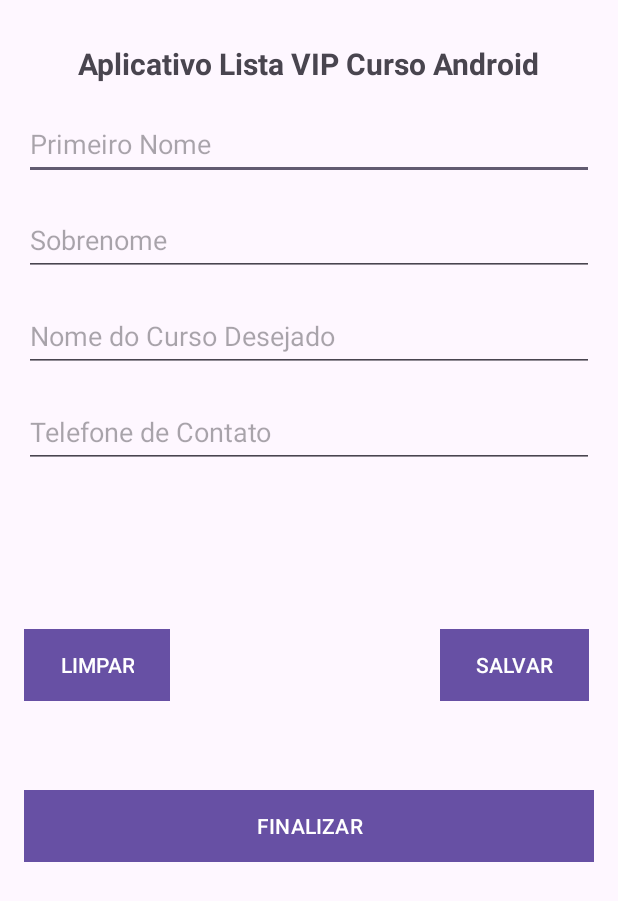
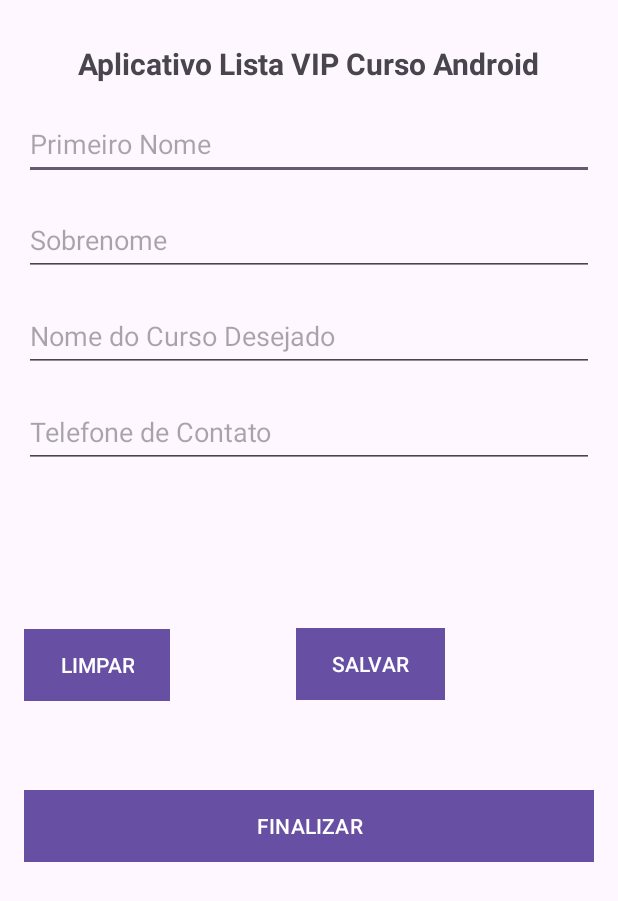
Before and after one commit to RafaelDangelo/Curso-Desenvolvimento-Android-2023, an Android app: the screen it shows after launch (MainActivity), on a phone screen of 412 x 824 dp. Shown: the top 901 px of the screen. Run offline under Robolectric (Android 15) with nearby library versions, the phone set to English and light mode, and no system bars.

Commit message:
Implementação das funcionalidades dos botões do projeto.

```diff
--- a/AppListaCurso/app/src/main/java/devandroid/dangelo/applistacurso/view/MainActivity.java
+++ b/AppListaCurso/app/src/main/java/devandroid/dangelo/applistacurso/view/MainActivity.java
@@ -7,6 +7,7 @@ import android.util.Log;
 import android.view.View;
 import android.widget.Button;
 import android.widget.EditText;
+import android.widget.Toast;
 
 import devandroid.dangelo.applistacurso.R;
 import devandroid.dangelo.applistacurso.model.Pessoa;
@@ -30,10 +31,10 @@ public class MainActivity extends AppCompatActivity {
         setContentView(R.layout.activity_main);
 
         pessoa = new Pessoa();
-        pessoa.setPrimeiroNome("Rafael");
+        /*pessoa.setPrimeiroNome("Rafael");
         pessoa.setSobreNome("Dangelo");
         pessoa.setTelefone("12 99234765");
-        pessoa.setCursoDesejado("Desenvolvimento Android");
+        pessoa.setCursoDesejado("Desenvolvimento Android");*/
 
         editTextPrimeiroNome = findViewById(R.id.editTextPrimeiroNome);
         editTextSobrenome = findViewById(R.id.editTextSobrenome);
@@ -47,10 +48,30 @@ public class MainActivity extends AppCompatActivity {
         btnLimpar.setOnClickListener(new View.OnClickListener() {
             @Override
             public void onClick(View view) {
-                editTextNomeCurso.setText("");
+                editTextPrimeiroNome.setText("");
                 editTextSobrenome.setText("");
                 editTextNomeCurso.setText("");
                 editTextTelefone.setText("");
+            }
+        });
+
+        btnFinalizar.setOnClickListener(new View.OnClickListener() {
+            @Override
+            public void onClick(View view) {
+                Toast.makeText(MainActivity.this,"Obrigado por usar nosso App!", Toast.LENGTH_LONG).show();
+                finish();
+            }
+        });
+
+        btnSalvar.setOnClickListener(new View.OnClickListener() {
+            @Override
+            public void onClick(View view) {
+                pessoa.setPrimeiroNome(editTextPrimeiroNome.getText().toString());
+                pessoa.setSobreNome(editTextSobrenome.getText().toString());
+                pessoa.setCursoDesejado(editTextNomeCurso.getText().toString());
+                pessoa.setTelefone(editTextTelefone.getText().toString());
+
+                Toast.makeText(MainActivity.this,"Salvo: " + pessoa.toString(), Toast.LENGTH_LONG).show();
             }
         });
 
--- a/AppListaCurso/app/src/main/res/layout/activity_main.xml
+++ b/AppListaCurso/app/src/main/res/layout/activity_main.xml
@@ -19,16 +19,17 @@
         app:layout_constraintTop_toBottomOf="@+id/editTextTelefone"
         app:layout_constraintVertical_bias="0.46" />
 
-    <Button android:id="@+id/btnSalvar"
+    <Button
+        android:id="@+id/btnSalvar"
         android:layout_width="wrap_content"
         android:layout_height="wrap_content"
-        android:layout_marginStart="180dp"
+        android:layout_marginStart="84dp"
         android:background="@color/corBotoes"
         android:text="@string/txt_button_salvar"
         app:layout_constraintBottom_toTopOf="@+id/btnFinalizar"
         app:layout_constraintStart_toEndOf="@+id/btnLimpar"
         app:layout_constraintTop_toBottomOf="@+id/editTextTelefone"
-        app:layout_constraintVertical_bias="0.643" />
+        app:layout_constraintVertical_bias="0.64" />
 
     <Button android:id="@+id/btnLimpar"
         android:layout_width="wrap_content"
```
